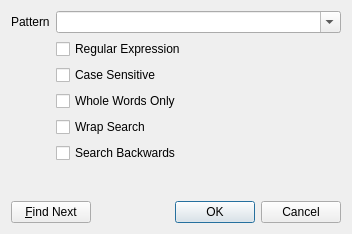
Before: the Qt Designer form kscope/app/findtextdialog.ui in cpackham/kscope, drawn with Qt 5.
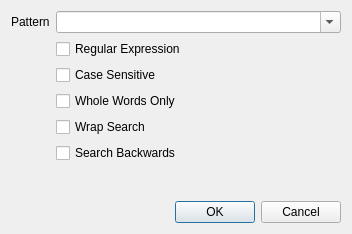
After: the same form once the commit is applied.

```diff
--- a/kscope/app/findtextdialog.ui
+++ b/kscope/app/findtextdialog.ui
@@ -74,13 +74,6 @@
    </item>
    <item>
     <layout class="QHBoxLayout" name="horizontalLayout" >
-     <item>
-      <widget class="QPushButton" name="findNextButton_" >
-       <property name="text" >
-        <string>&amp;Find Next</string>
-       </property>
-      </widget>
-     </item>
      <item>
       <widget class="QDialogButtonBox" name="buttonBox" >
        <property name="orientation" >
```
Left out of the diff: 19 changed lines with no effect on the pictures.
